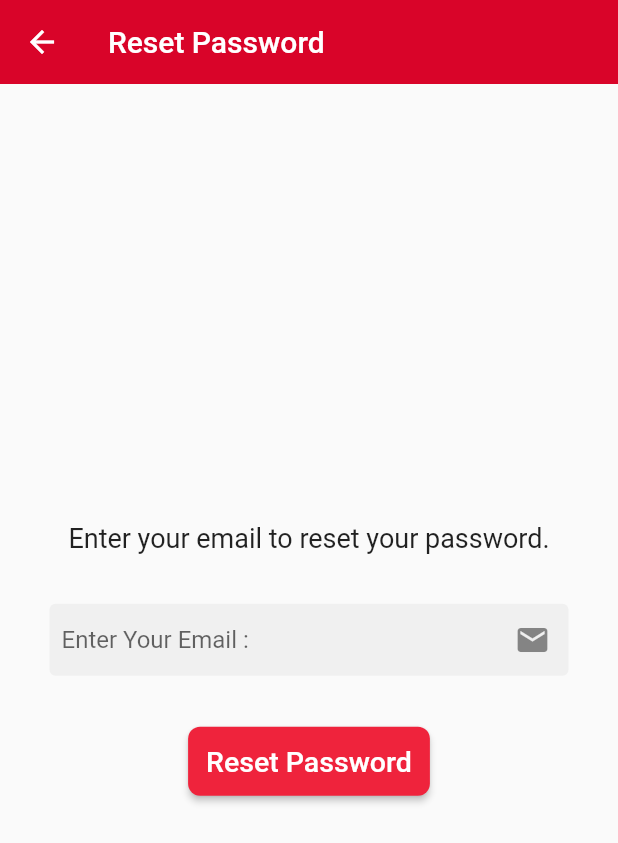
After one commit to MoHaMeD-MaHMoD/E-Commerce-App, a Flutter app: the screen it shows after launch, after a tap on "Forgot password?", on a phone screen of 412 x 824 dp. The commit adds this screen. Shown: the top 843 px of the screen. Run offline on Flutter 3.47's test engine with Material 2 defaults, Android fonts, the phone set to English and light mode, and no system bars; our stand-ins replace firebase_auth, firebase_core; missing offline and left inert: dart:ffi; accounts and stored records are empty.

Commit message:
Signed-off-by: Mohamed Mahmoud <mohamedabdeltawab2212@gmail.com>

```diff
--- a/lib/pages/Login.dart
+++ b/lib/pages/Login.dart
@@ -7,6 +7,7 @@ import 'package:flutter/material.dart';
 
 import '../Shared/myColors.dart';
 import '../Shared/snackbar';
+import 'forgot_passowrd.dart';
 
 class Login extends StatefulWidget {
   Login({Key? key}) : super(key: key);
@@ -52,6 +53,7 @@ class _LoginState extends State<Login> {
         body: Center(
           child: Padding(
             padding: const EdgeInsets.all(33.0),
+            child: SingleChildScrollView(
               child: Column(
                 mainAxisAlignment: MainAxisAlignment.center,
                 children: [
@@ -107,6 +109,17 @@ class _LoginState extends State<Login> {
                   const SizedBox(
                     height: 33,
                   ),
+                  TextButton(
+                    onPressed: () {
+                      Navigator.push(
+                        context,
+                        MaterialPageRoute(builder: (context) => ForgotPassword()),
+                      );
+                    },
+                    child: Text("Forgot password?",
+                        style: TextStyle(
+                            fontSize: 18, decoration: TextDecoration.underline)),
+                  ),
                   Row(
                     mainAxisAlignment: MainAxisAlignment.center,
                     children: [
@@ -129,6 +142,7 @@ class _LoginState extends State<Login> {
             ),
           ),
         ),
+      ),
     );
   }
 }
--- /dev/null
+++ b/lib/pages/forgot_passowrd.dart
@@ -0,0 +1,119 @@
+// ignore_for_file: prefer_const_literals_to_create_immutables, prefer_const_constructors, use_build_context_synchronously
+import 'package:firebase_auth/firebase_auth.dart';
+
+import '../Shared/Constant.dart';
+import '../Shared/myColors.dart';
+
+import 'package:flutter/material.dart';
+
+import '../Shared/snackbar';
+import 'Login.dart';
+
+class ForgotPassword extends StatefulWidget {
+  ForgotPassword({Key? key}) : super(key: key);
+
+  @override
+  State<ForgotPassword> createState() => _ForgotPasswordState();
+}
+
+class _ForgotPasswordState extends State<ForgotPassword> {
+  final emailController = TextEditingController();
+  bool isLoading = false;
+  final _formKey = GlobalKey<FormState>();
+
+  resetPassword() async {
+    setState(() {
+      isLoading = true;
+    });
+    try {
+      await FirebaseAuth.instance
+          .sendPasswordResetEmail(email: emailController.text);
+      showSnackBar(context, "Check Your Email Now");
+      Navigator.pushReplacement(
+        context,
+        MaterialPageRoute(builder: (context) => Login()),
+      );
+    } on FirebaseAuthException catch (e) {
+      showSnackBar(context, "Error... ${e.code}");
+    }
+    setState(() {
+      isLoading = false;
+    });
+  }
+
+  @override
+  void dispose() {
+    // TODO: implement dispose
+    emailController.dispose();
+
+    super.dispose();
+  }
+
+  @override
+  Widget build(BuildContext context) {
+    return Scaffold(
+      appBar: AppBar(
+        title: Text("Reset Password"),
+        elevation: 0,
+        backgroundColor: appbar,
+      ),
+      body: Center(
+        child: Padding(
+          padding: const EdgeInsets.all(33.0),
+          child: Form(
+            key: _formKey,
+            child: Column(
+              mainAxisAlignment: MainAxisAlignment.center,
+              children: [
+                Text("Enter your email to reset your password.",
+                    style: TextStyle(fontSize: 18)),
+                SizedBox(
+                  height: 33,
+                ),
+                TextFormField(
+                    // we return "null" when something is valid
+                    validator: (email) {
+                      return email!.contains(RegExp(
+                              r"^[a-zA-Z0-9.a-zA-Z0-9.!#$%&'*+-/=?^_`{|}~]+@[a-zA-Z0-9]+\.[a-zA-Z]+"))
+                          ? null
+                          : "Enter a valid email";
+                    },
+                    autovalidateMode: AutovalidateMode.onUserInteraction,
+                    controller: emailController,
+                    keyboardType: TextInputType.emailAddress,
+                    obscureText: false,
+                    decoration: textFieldDecsoration.copyWith(
+                        hintText: "Enter Your Email : ",
+                        suffixIcon: Icon(Icons.email))),
+                const SizedBox(
+                  height: 33,
+                ),
+                ElevatedButton(
+                  onPressed: () async {
+                    if (_formKey.currentState!.validate()) {
+                      resetPassword();
+                    } else {
+                      showSnackBar(context, "ERROR");
+                    }
+                  },
+                  style: ButtonStyle(
+                    backgroundColor: MaterialStateProperty.all(BTNColor),
+                    padding: MaterialStateProperty.all(EdgeInsets.all(12)),
+                    shape: MaterialStateProperty.all(RoundedRectangleBorder(
+                        borderRadius: BorderRadius.circular(8))),
+                  ),
+                  child: isLoading
+                      ? CircularProgressIndicator()
+                      : Text(
+                          "Reset Password",
+                          style: TextStyle(fontSize: 19),
+                        ),
+                ),
+              ],
+            ),
+          ),
+        ),
+      ),
+    );
+  }
+}
```
Lines whose indentation alone changed are shown as unchanged.
